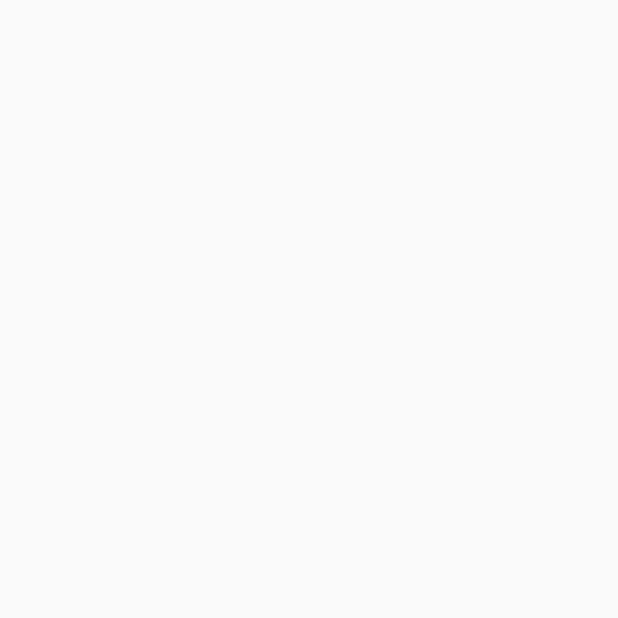
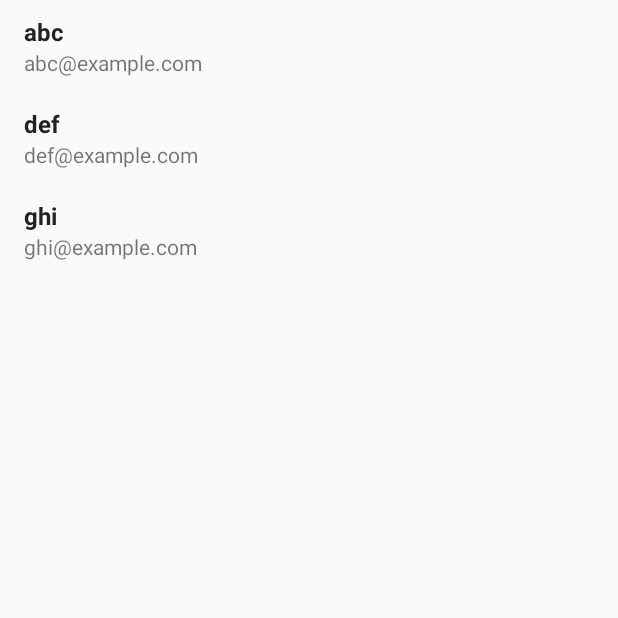
Before and after one commit to kritisingh1/Mayday, an Android app: the DisplayEmail screen opened directly, with no data from a screen before it, on a phone screen of 412 x 824 dp, the top half of it. Before the commit the part shown is empty. Run offline under Robolectric (Android 15) with nearby library versions, the phone set to English and light mode, and no system bars.

Commit message:
display list of emails

```diff
--- a/app/src/main/java/com/example/mayday/ContactsAdapter.java
+++ b/app/src/main/java/com/example/mayday/ContactsAdapter.java
@@ -1 +1,50 @@
 package com.example.mayday;
+
+import android.view.LayoutInflater;
+import android.view.View;
+import android.view.ViewGroup;
+import android.widget.TextView;
+
+import androidx.recyclerview.widget.RecyclerView;
+
+import java.util.List;
+
+public class ContactsAdapter extends RecyclerView.Adapter<ContactsAdapter.MyViewHolder>{
+
+    private List<Contacts> contactsList;
+
+    public class MyViewHolder extends RecyclerView.ViewHolder {
+        public TextView name, email;
+
+        public MyViewHolder(View view) {
+            super(view);
+            name = (TextView) view.findViewById(R.id.name);
+            email = (TextView) view.findViewById(R.id.email);
+        }
+    }
+
+        public ContactsAdapter(List<Contacts> contactsList) {
+            this.contactsList = contactsList;
+        }
+
+    @Override
+    public MyViewHolder onCreateViewHolder(ViewGroup parent, int viewType) {
+        View itemView = LayoutInflater.from(parent.getContext())
+                .inflate(R.layout.contact_list_row, parent, false);
+
+        return new MyViewHolder(itemView);
+    }
+
+    @Override
+    public void onBindViewHolder(MyViewHolder holder, int position) {
+        Contacts contact = contactsList.get(position);
+        holder.name.setText(contact.getName());
+        holder.email.setText(contact.getEmail());
+    }
+
+    @Override
+    public int getItemCount() {
+        return contactsList.size();
+    }
+
+}
--- a/app/src/main/java/com/example/mayday/DisplayEmail.java
+++ b/app/src/main/java/com/example/mayday/DisplayEmail.java
@@ -7,15 +7,52 @@ import com.google.android.material.snackbar.Snackbar;
 
 import androidx.appcompat.app.AppCompatActivity;
 import androidx.appcompat.widget.Toolbar;
+import androidx.recyclerview.widget.DefaultItemAnimator;
+import androidx.recyclerview.widget.LinearLayoutManager;
+import androidx.recyclerview.widget.RecyclerView;
+
 
 import android.view.View;
 
+import java.util.ArrayList;
+import java.util.List;
+
 public class DisplayEmail extends AppCompatActivity {
+
+    private List<Contacts> contactsList = new ArrayList<>();
+    private RecyclerView recyclerView;
+    private ContactsAdapter cAdapter;
 
     @Override
     protected void onCreate(Bundle savedInstanceState) {
         super.onCreate(savedInstanceState);
         setContentView(R.layout.activity_display_email);
+
+        Toolbar toolbar = (Toolbar) findViewById(R.id.toolbar);
+        setSupportActionBar(toolbar);
+
+        recyclerView = (RecyclerView) findViewById(R.id.recycler_view);
+
+        cAdapter = new ContactsAdapter(contactsList);
+        RecyclerView.LayoutManager mLayoutManager = new LinearLayoutManager(getApplicationContext());
+        recyclerView.setLayoutManager(mLayoutManager);
+        recyclerView.setItemAnimator(new DefaultItemAnimator());
+        recyclerView.setAdapter(cAdapter);
+
+        prepareContactData();
+    }
+
+    private void prepareContactData() {
+        Contacts contact = new Contacts("abc", "abc@example.com");
+        contactsList.add(contact);
+
+        contact = new Contacts("def", "def@example.com");
+        contactsList.add(contact);
+
+        contact = new Contacts("ghi", "ghi@example.com");
+        contactsList.add(contact);
+
+        cAdapter.notifyDataSetChanged();
     }
 
 }
--- a/app/src/main/res/layout/contact_list_row.xml
+++ b/app/src/main/res/layout/contact_list_row.xml
@@ -1,4 +1,3 @@
-<?xml version="1.0" encoding="utf-8"?>
 <?xml version="1.0" encoding="utf-8"?>
 <RelativeLayout xmlns:android="http://schemas.android.com/apk/res/android"
     android:layout_width="match_parent"
--- /dev/null
+++ b/app/src/main/res/layout/toolbar.xml
@@ -0,0 +1,20 @@
+<?xml version="1.0" encoding="utf-8"?>
+<LinearLayout xmlns:android="http://schemas.android.com/apk/res/android"
+    xmlns:app="http://schemas.android.com/apk/res-auto"
+    android:layout_width="match_parent"
+    android:layout_height="match_parent"
+    android:fitsSystemWindows="true"
+    android:orientation="vertical">
+
+    <android.support.v7.widget.Toolbar
+        android:id="@+id/toolbar"
+        android:minHeight="?attr/actionBarSize"
+        android:layout_width="match_parent"
+        android:layout_height="wrap_content"
+        app:titleTextColor="@android:color/white"
+        android:background="?attr/colorPrimary">
+    </android.support.v7.widget.Toolbar>
+
+    <!-- Layout for content is here. This can be a RelativeLayout  -->
+
+</LinearLayout>
```
